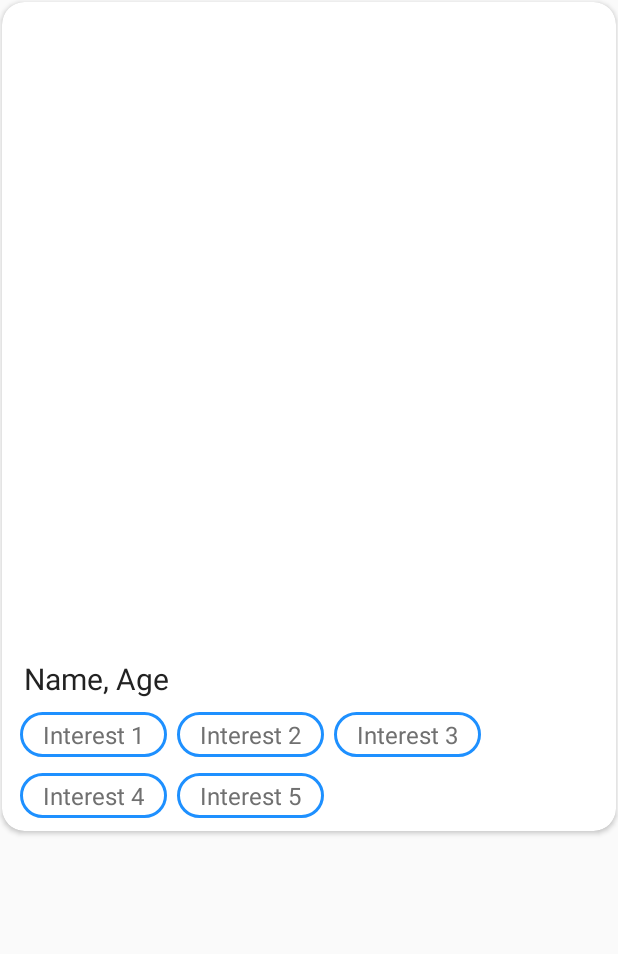
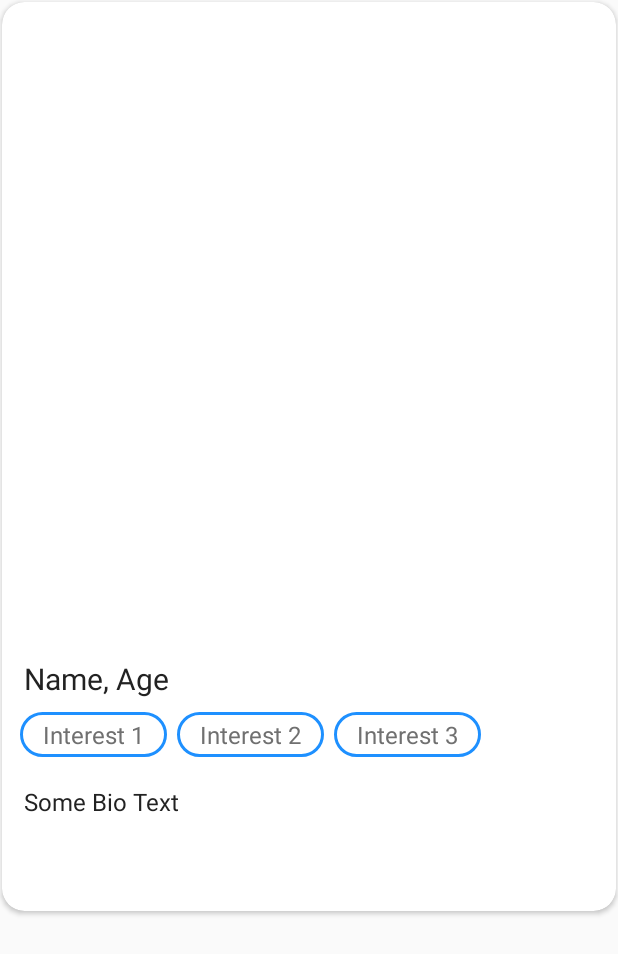
Before and after one commit to Some-Cool-Name/Social-Media-Market-Place-Clone-Project, an Android app: the layout feed_item.xml on its own in the app's theme, with its tools: preview values and no code run, on a phone screen of 412 x 824 dp. Shown: the top 954 px of the screen. Run offline under Robolectric (Android 15) with nearby library versions, the phone set to English and light mode, and no system bars; network calls fail.

Commit message:
Sprint 3

```diff
--- a/app/src/main/java/com/example/social_media_market_place_clone_project/Chat.java
+++ b/app/src/main/java/com/example/social_media_market_place_clone_project/Chat.java
@@ -50,6 +50,7 @@ public class Chat extends AppCompatActivity {
         reference1 = new Firebase("https://dating-b5a28-default-rtdb.firebaseio.com/" + UserDetails.username + "_" + UserDetails.chatWith);
         reference2 = new Firebase("https://dating-b5a28-default-rtdb.firebaseio.com/" + UserDetails.chatWith + "_" + UserDetails.username);
 
+        matchName.setText(UserDetails.chatWith);
         sendButton.setOnClickListener(new View.OnClickListener() {
             @Override
             public void onClick(View v) {
--- a/app/src/main/java/com/example/social_media_market_place_clone_project/HomeViewCardAdapter.java
+++ b/app/src/main/java/com/example/social_media_market_place_clone_project/HomeViewCardAdapter.java
@@ -57,6 +57,7 @@ public class HomeViewCardAdapter extends BaseAdapter {
         }
         // on below line we are initializing our variables and setting data to our variables.
         ((TextView) v.findViewById(R.id.UserNameTextView)).setText(userData.get(position).getName());
+        ((TextView) v.findViewById(R.id.UserBioTextView)).setText(userData.get(position).getBio());
 
         // Load Image
         imageView = v.findViewById(R.id.UserPicImageView);
--- a/app/src/main/java/com/example/social_media_market_place_clone_project/Profile.java
+++ b/app/src/main/java/com/example/social_media_market_place_clone_project/Profile.java
@@ -67,7 +67,7 @@ public class Profile extends AppCompatActivity implements PopupMenu.OnMenuItemCl
         loadImageFromUrl(url);
         System.out.print(url);
 
-        Toast.makeText(Profile.this,"Welcome",Toast.LENGTH_SHORT).show();
+        //Toast.makeText(Profile.this,"Welcome",Toast.LENGTH_SHORT).show();
     }
 
     public void Home(View v){
--- a/app/src/main/res/layout/activity_chat.xml
+++ b/app/src/main/res/layout/activity_chat.xml
@@ -28,12 +28,12 @@
 
             android:background="@drawable/ic_arrow_left" />
 
-        <!-- Profile Picture -->
+        <!-- Profile Picture  40dp-->
         <de.hdodenhof.circleimageview.CircleImageView
             android:id="@+id/match_profile_image"
 
-            android:layout_width="40dp"
-            android:layout_height="40dp"
+            android:layout_width="0dp"
+            android:layout_height="0dp"
 
             android:layout_marginLeft="30dp"
             android:layout_gravity="center_vertical"
--- a/app/src/main/res/layout/activity_settings.xml
+++ b/app/src/main/res/layout/activity_settings.xml
@@ -53,7 +53,7 @@
 
             <!-- Profile Picture -->
             <de.hdodenhof.circleimageview.CircleImageView
-                android:id="@+id/profile_image"
+                android:id="@+id/settings_profile_image"
 
                 android:layout_width="70dp"
                 android:layout_height="70dp"
@@ -75,7 +75,7 @@
 
                 android:layout_marginLeft="30dp"
                 android:layout_marginTop="80dp"
-                android:layout_toRightOf="@id/profile_image"
+                android:layout_toRightOf="@id/settings_profile_image"
 
                 android:gravity="center"
                 android:text="Name"
--- a/app/src/main/res/layout/feed_item.xml
+++ b/app/src/main/res/layout/feed_item.xml
@@ -93,39 +93,19 @@
 
         <LinearLayout
             android:layout_width="match_parent"
-            android:layout_height="wrap_content"
-            android:layout_margin="5dp"
-            android:orientation="horizontal">
+            android:layout_height="84dp"
+            android:layout_marginTop="10dp"
+            android:orientation="vertical">
 
             <TextView
-                android:id="@+id/userInterest4"
+                android:id="@+id/UserBioTextView"
+                android:layout_width="match_parent"
+                android:layout_height="wrap_content"
 
-                android:layout_width="wrap_content"
-                android:layout_height="30dp"
-
-                android:layout_marginHorizontal="3dp"
-                android:background="@drawable/rounded"
-
-                android:gravity="center"
-                android:paddingHorizontal="15dp"
-                android:text="Interest 4"
-                android:textColor="@color/grey"
-
-                android:textSize="16dp" />
-
-            <TextView
-                android:id="@+id/userInterest5"
-
-                android:layout_width="wrap_content"
-                android:layout_height="30dp"
-
-                android:layout_marginHorizontal="3dp"
-                android:background="@drawable/rounded"
-
-                android:gravity="center"
-                android:paddingHorizontal="15dp"
-                android:text="Interest 5"
-                android:textColor="@color/grey"
+                android:layout_marginLeft="8dp"
+                android:padding="3dp"
+                android:text="Some Bio Text"
+                android:textColor="#222"
 
                 android:textSize="16dp" />
         </LinearLayout>
```
Also changed, not shown: app/src/main/java/com/example/social_media_market_place_clone_project/HomeView.java (+66 -71 lines), app/src/main/res/values/strings.xml (+8 -0 lines).
